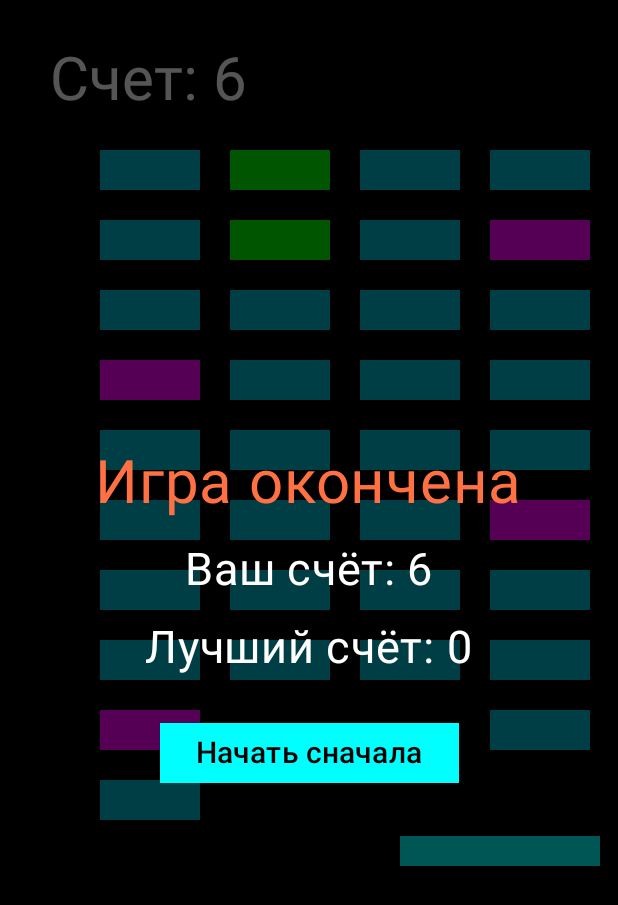
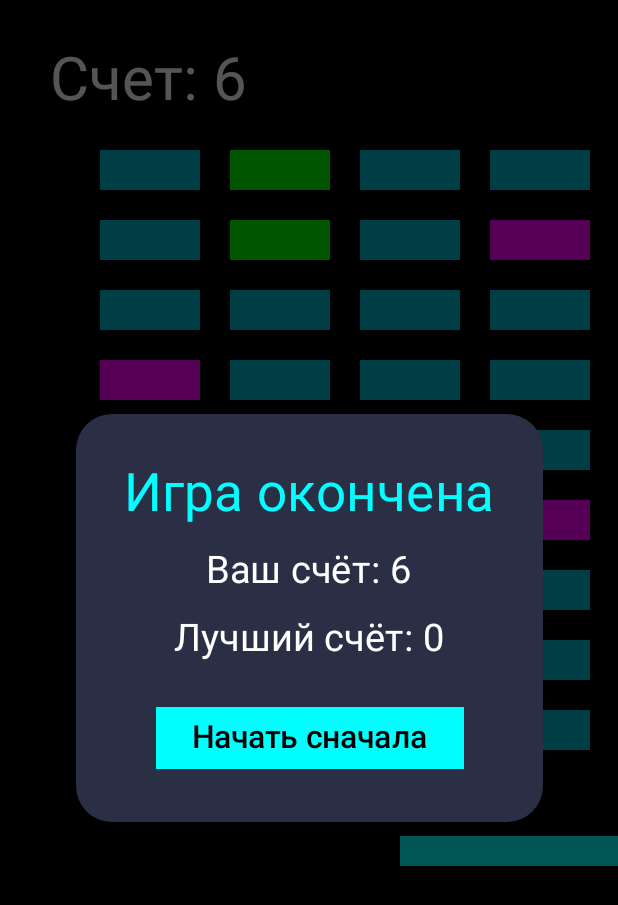
Before and after one commit to mnnogo/arcanoid_android, an Android app built with Jetpack Compose: the screen it shows after launch (MainActivity), on a phone screen of 412 x 824 dp. Shown: the top 905 px of the screen. Run offline under Robolectric (Android 15) with nearby library versions, the phone set to English and light mode, and no system bars.

Commit message:
добавлено сохранение лучшего результата

```diff
--- a/app/build.gradle.kts
+++ b/app/build.gradle.kts
@@ -40,7 +40,7 @@ android {
 }
 
 dependencies {
-
+    implementation(libs.androidx.datastore.preferences)
     implementation(libs.androidx.core.ktx)
     implementation(libs.androidx.lifecycle.runtime.ktx)
     implementation(libs.androidx.activity.compose)
--- a/app/src/main/java/com/example/arcanoid/MainActivity.kt
+++ b/app/src/main/java/com/example/arcanoid/MainActivity.kt
@@ -12,12 +12,14 @@ import androidx.compose.foundation.layout.Box
 import androidx.compose.foundation.layout.Column
 import androidx.compose.foundation.layout.fillMaxSize
 import androidx.compose.foundation.layout.padding
+import androidx.compose.foundation.shape.RoundedCornerShape
 import androidx.compose.material3.Button
 import androidx.compose.material3.ButtonDefaults
 import androidx.compose.material3.Scaffold
 import androidx.compose.material3.Text
 import androidx.compose.runtime.Composable
 import androidx.compose.runtime.LaunchedEffect
+import androidx.compose.runtime.collectAsState
 import androidx.compose.runtime.getValue
 import androidx.compose.runtime.mutableFloatStateOf
 import androidx.compose.runtime.mutableIntStateOf
@@ -33,6 +35,7 @@ import androidx.compose.ui.graphics.Color
 import androidx.compose.ui.graphics.RectangleShape
 import androidx.compose.ui.graphics.nativeCanvas
 import androidx.compose.ui.input.pointer.pointerInput
+import androidx.compose.ui.platform.LocalContext
 import androidx.compose.ui.tooling.preview.Preview
 import androidx.compose.ui.unit.dp
 import androidx.compose.ui.unit.sp
@@ -94,13 +97,16 @@ class MainActivity : ComponentActivity() {
 
 @Composable
 fun ArkanoidGameScreen(modifier: Modifier = Modifier) {
+    val context = LocalContext.current
+
     /*
     * инициализация начального состояния (state) поля
     */
     var score by remember { mutableIntStateOf(0) }
+    val bestScore by ScoreManager.getBestScore(context).collectAsState(initial = 0)
     var isGameOver by remember { mutableStateOf(false) }
 
-    var paddleWidth = PADDLE_INIT_WIDTH
+    var paddleWidth by remember {mutableFloatStateOf(PADDLE_INIT_WIDTH)}
     var canvasWidth by remember { mutableFloatStateOf(0f) }
     var canvasHeight by remember { mutableFloatStateOf(0f) }
     var paddleX by remember { mutableFloatStateOf(PADDLE_INIT_X) }
@@ -191,7 +197,7 @@ fun ArkanoidGameScreen(modifier: Modifier = Modifier) {
         if (isGameOver) {
             GameOverPanel(
                 score = score,
-                bestScore = 0,
+                bestScore = bestScore,
                 onRestart = { restartGame() }
             )
         }
@@ -262,6 +268,13 @@ fun ArkanoidGameScreen(modifier: Modifier = Modifier) {
             delay(16L)
         }
     }
+
+    // обновление лучшего результата
+    LaunchedEffect(isGameOver) {
+        if (isGameOver && score > bestScore) {
+            ScoreManager.saveBestScore(context, score)
+        }
+    }
 }
 
 @Preview(showBackground = true)
@@ -279,26 +292,35 @@ fun GameOverPanel(score: Int, bestScore: Int, onRestart: () -> Unit) {
             .fillMaxSize()
             .background(Color(0xAA000000)) // полупрозрачный фон
     ) {
+        Box(
+            modifier = Modifier
+                .align(Alignment.Center)
+                .background(
+                    color = Color(0xFF2A2F45),
+                    shape = RoundedCornerShape(24.dp)
+                )
+                .padding(32.dp),
+        ) {
             Column(
                 modifier = Modifier.align(Alignment.Center),
                 horizontalAlignment = Alignment.CenterHorizontally
             ) {
                 Text(
                     "Игра окончена",
-                color = Color(0xFFFF7043),
-                fontSize = 40.sp,
+                    color = Color.Cyan,
+                    fontSize = 35.sp,
                     modifier = Modifier.padding(bottom = 16.dp)
                 )
                 Text(
                     "Ваш счёт: $score",
                     color = Color.White,
-                fontSize = 30.sp,
+                    fontSize = 25.sp,
                     modifier = Modifier.padding(bottom = 16.dp)
                 )
                 Text(
                     "Лучший счёт: $bestScore",
                     color = Color.White,
-                fontSize = 30.sp,
+                    fontSize = 25.sp,
                     modifier = Modifier.padding(bottom = 20.dp)
                 )
                 Button(
@@ -312,8 +334,9 @@ fun GameOverPanel(score: Int, bestScore: Int, onRestart: () -> Unit) {
                     Text(
                         "Начать сначала",
                         color = Color.Black,
-                    fontSize = 20.sp
+                        fontSize = 21.sp
                     )
+                }
             }
         }
     }
--- /dev/null
+++ b/app/src/main/java/com/example/arcanoid/ScoreManager.kt
@@ -0,0 +1,26 @@
+package com.example.arcanoid
+
+import android.content.Context
+import androidx.datastore.preferences.core.edit
+import androidx.datastore.preferences.core.intPreferencesKey
+import androidx.datastore.preferences.preferencesDataStore
+import kotlinx.coroutines.flow.Flow
+import kotlinx.coroutines.flow.map
+
+val Context.dataStore by preferencesDataStore(name = "arkanoid")
+
+object ScoreManager {
+    private val BEST_SCORE_KEY = intPreferencesKey("best_score")
+
+    fun getBestScore(context: Context): Flow<Int> {
+        return context.dataStore.data.map { preferences ->
+            preferences[BEST_SCORE_KEY] ?: 0
+        }
+    }
+
+    suspend fun saveBestScore(context: Context, score: Int) {
+        context.dataStore.edit { preferences ->
+            preferences[BEST_SCORE_KEY] = score
+        }
+    }
+}
--- a/gradle/libs.versions.toml
+++ b/gradle/libs.versions.toml
@@ -1,5 +1,6 @@
 [versions]
 agp = "8.13.0"
+datastorePreferences = "1.1.7"
 kotlin = "2.0.21"
 coreKtx = "1.17.0"
 junit = "4.13.2"
@@ -11,6 +12,7 @@ composeBom = "2024.09.00"
 
 [libraries]
 androidx-core-ktx = { group = "androidx.core", name = "core-ktx", version.ref = "coreKtx" }
+androidx-datastore-preferences = { module = "androidx.datastore:datastore-preferences", version.ref = "datastorePreferences" }
 junit = { group = "junit", name = "junit", version.ref = "junit" }
 androidx-junit = { group = "androidx.test.ext", name = "junit", version.ref = "junitVersion" }
 androidx-espresso-core = { group = "androidx.test.espresso", name = "espresso-core", version.ref = "espressoCore" }
```
Lines whose indentation alone changed are shown as unchanged.
